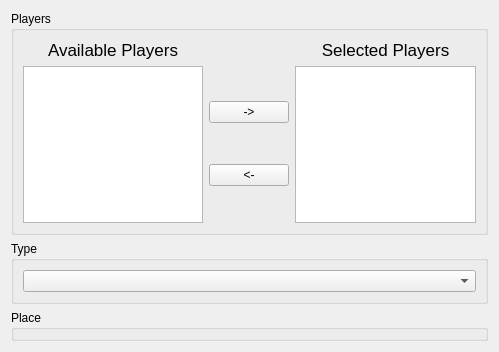
First picture: the form in src/Gui/Wizards/NewGame/livegamegeneraloptionswidget.ui, repository lbproductions/ProjectStats, before the edit.
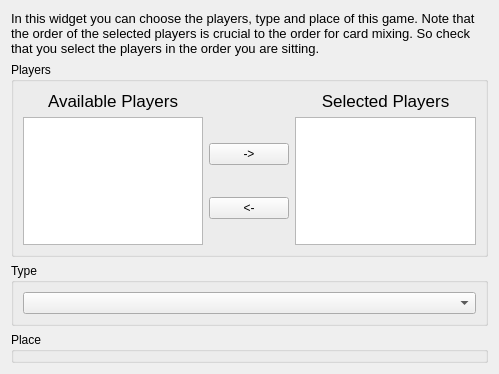
Second picture: the form after the edit.

Commit message: #35 resolved: Beschreibung für das LiveGameOptionsWidget im Wizard hinzugefügt.

What changed in the file:
```diff
--- a/src/Gui/Wizards/NewGame/livegamegeneraloptionswidget.ui
+++ b/src/Gui/Wizards/NewGame/livegamegeneraloptionswidget.ui
@@ -7,15 +7,38 @@
     <x>0</x>
     <y>0</y>
     <width>499</width>
-    <height>352</height>
+    <height>374</height>
    </rect>
   </property>
   <property name="windowTitle">
    <string>WizardPage</string>
   </property>
   <layout class="QVBoxLayout" name="verticalLayout_2">
+   <item>
+    <widget class="QLabel" name="label_3">
+     <property name="text">
+      <string>&lt;!DOCTYPE HTML PUBLIC &quot;-//W3C//DTD HTML 4.0//EN&quot; &quot;http://www.w3.org/TR/REC-html40/strict.dtd&quot;&gt;
+&lt;html&gt;&lt;head&gt;&lt;meta name=&quot;qrichtext&quot; content=&quot;1&quot; /&gt;&lt;style type=&quot;text/css&quot;&gt;
+p, li { white-space: pre-wrap; }
+&lt;/style&gt;&lt;/head&gt;&lt;body style=&quot; font-family:'Lucida Grande'; font-size:13pt; font-weight:400; font-style:normal;&quot;&gt;
+&lt;p style=&quot; margin-top:0px; margin-bottom:0px; margin-left:0px; margin-right:0px; -qt-block-indent:0; text-indent:0px;&quot;&gt;&lt;span style=&quot; font-size:10pt;&quot;&gt;In this widget you can choose the players, type and place of this game. Note that the order of the selected players is crucial to the order for card mixing. So check that you select the players in the order you are sitting. &lt;/span&gt;&lt;/p&gt;&lt;/body&gt;&lt;/html&gt;</string>
+     </property>
+     <property name="textFormat">
+      <enum>Qt::RichText</enum>
+     </property>
+     <property name="wordWrap">
+      <bool>true</bool>
+     </property>
+    </widget>
+   </item>
    <item>
     <widget class="QGroupBox" name="groupBox">
+     <property name="minimumSize">
+      <size>
+       <width>0</width>
+       <height>0</height>
+      </size>
+     </property>
      <property name="title">
       <string>Players</string>
      </property>
```
